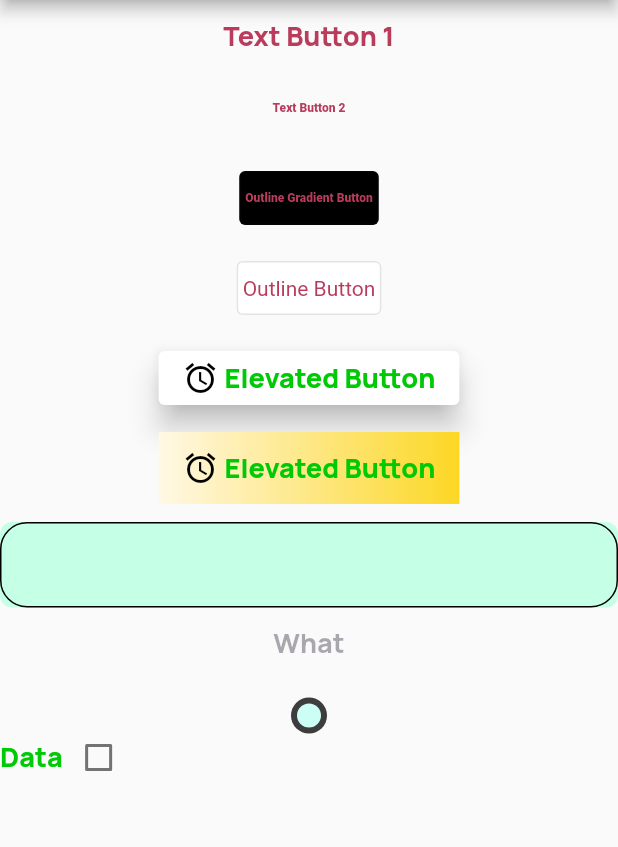
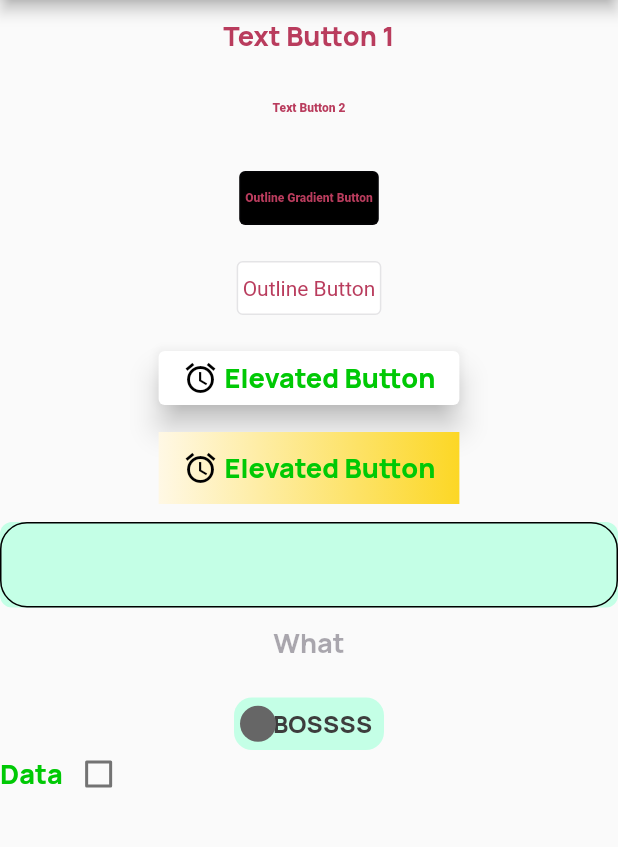
Before and after one commit to FLYINGKRIPTO/demo_class, a Flutter app: the screen it shows after launch, on a phone screen of 412 x 824 dp, the part 84-931 px from its top. Run offline on Flutter 3.47's test engine with Material 2 defaults, Android fonts, the light colour scheme and no system bars; drawn by our look-alikes of flutter_switch.

Commit message:
Minor improvements custom_switch.dart

```diff
--- a/lib/main.dart
+++ b/lib/main.dart
@@ -40,6 +40,7 @@ class MyHomePage extends StatefulWidget {
 
 class _MyHomePageState extends State<MyHomePage> {
   bool currentCheckBoxState = false;
+  bool currentSwitchState = false;
   @override
   Widget build(BuildContext context) {
     return Scaffold(
@@ -164,11 +165,14 @@ class _MyHomePageState extends State<MyHomePage> {
             ),
             CustomSwitch(
               activeColor: ColorConstant.blackOlive,
-              value: true,
-              activeText: "Swithc me",
+              value: currentSwitchState,
+              activeText: "COOL BOSS",
               onChanged: (f){
-
+                setState(() {
+                  currentSwitchState = f;
+                });
               },
+              inactiveText: "BOSSSS",
             ),
             CustomCheckbox(
               value: currentCheckBoxState,
--- a/lib/widgets/custom_switch.dart
+++ b/lib/widgets/custom_switch.dart
@@ -19,6 +19,8 @@ class CustomSwitch extends StatelessWidget {
     this.toggleSize,
     this.activeText,
     this.activeTextColor,
+    this.inactiveText,
+    this.inactiveTextColor,
   });
 
   final Alignment? alignment;
@@ -39,6 +41,8 @@ class CustomSwitch extends StatelessWidget {
   final double? toggleSize;
   final String? activeText;
   final Color? activeTextColor;
+  final String? inactiveText;
+  final Color? inactiveTextColor;
 
   @override
   Widget build(BuildContext context) {
@@ -54,8 +58,8 @@ class CustomSwitch extends StatelessWidget {
         padding: margin ?? EdgeInsets.zero,
         child: FlutterSwitch(
           value: value ?? false,
-          height: height ?? 24,
-          width: width ?? 24,
+          height: height ?? 35,
+          width: width ?? 100,
           toggleSize: toggleSize ?? 24,
           borderRadius: borderRadius ?? 12,
           activeColor: activeColor ?? ColorConstant.blanchedAlmond,
@@ -67,9 +71,10 @@ class CustomSwitch extends StatelessWidget {
             onChanged(value);
           },
           activeText: activeText,
-          activeTextColor: activeTextColor ?? ColorConstant.blackOlive,
+          activeTextColor: activeTextColor ?? ColorConstant.whiteNew,
           showOnOff: true,
-
+          inactiveText: inactiveText,
+          inactiveTextColor: inactiveTextColor ?? ColorConstant.blackOlive,
         ),
       );
 }
```
